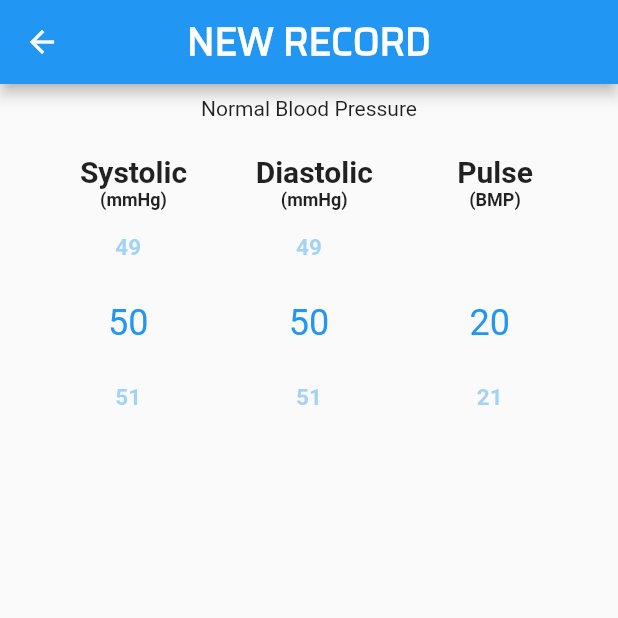
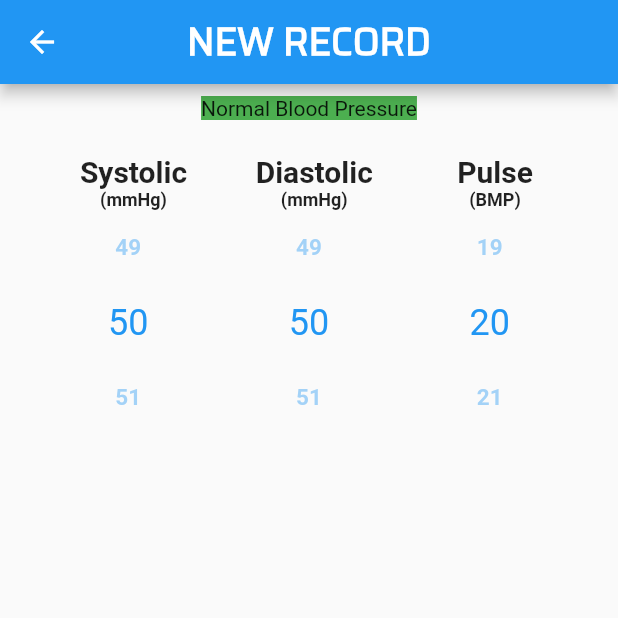
Before and after one commit to farhanyousaf786/blood-pressure-tracker, a Flutter app: the CheckerPage screen opened directly, on a phone screen of 412 x 824 dp, the top half of it. Run offline on Flutter 3.47's test engine with Material 2 defaults, Android fonts, the phone set to English and light mode, and no system bars; drawn by our look-alikes of numberpicker.

Commit message:
color added as blood pressure change

```diff
--- a/lib/Components/Pulse.dart
+++ b/lib/Components/Pulse.dart
@@ -36,7 +36,7 @@ class _PulseState extends State<Pulse> {
 
         NumberPicker(
           value: _currentIntValue,
-          minValue: 20,
+          minValue: 10,
           maxValue: 200,
           step: 1,
           haptics: true,
--- a/lib/Pages/CheckerPage.dart
+++ b/lib/Pages/CheckerPage.dart
@@ -15,6 +15,7 @@ class _CheckerPageState extends State<CheckerPage> {
   int _currentDia = 50;
   int _currentPulse = 20;
   String bloodPressure = "Normal Blood Pressure";
+  Color currentColor = Colors.green;
 
   // This function will be passed down to the Child widget.
   void appendDia(int dia) {
@@ -49,12 +50,14 @@ class _CheckerPageState extends State<CheckerPage> {
     if (_currentSys < 120 && _currentDia < 80) {
       setState(() {
         bloodPressure = "Normal Blood Pressure";
+        currentColor = Colors.green;
       });
     } else {
       if (_currentSys > 119 && _currentSys < 130) {
         if (_currentDia < 80) {
           setState(() {
             bloodPressure = "Elevated Blood Pressure";
+            currentColor= Colors.yellow.shade600;
           });
         }
       }
@@ -62,18 +65,21 @@ class _CheckerPageState extends State<CheckerPage> {
       if (_currentSys > 129 || _currentDia > 79) {
         setState(() {
           bloodPressure = "High Blood Pressure - Stage 1";
+          currentColor= Colors.orangeAccent;
         });
       }
 
       if (_currentSys > 139 || _currentDia > 89) {
         setState(() {
           bloodPressure = "High Blood Pressure - Stage 2";
+          currentColor = Colors.deepOrange;
         });
       }
 
       if (_currentSys > 180 || _currentDia > 120) {
         setState(() {
           bloodPressure = "Dangerously High Blood Pressure";
+          currentColor =Colors.red;
         });
       }
     }
@@ -96,7 +102,13 @@ class _CheckerPageState extends State<CheckerPage> {
             Center(
                 child: Padding(
               padding: const EdgeInsets.all(8.0),
-              child: Text(bloodPressure.toString()),
+              child: Container(
+
+                color: currentColor,
+
+
+                  child: Text(bloodPressure.toString(),
+                  style: TextStyle(),)),
             )),
             Padding(
               padding: const EdgeInsets.all(15.0),
```
